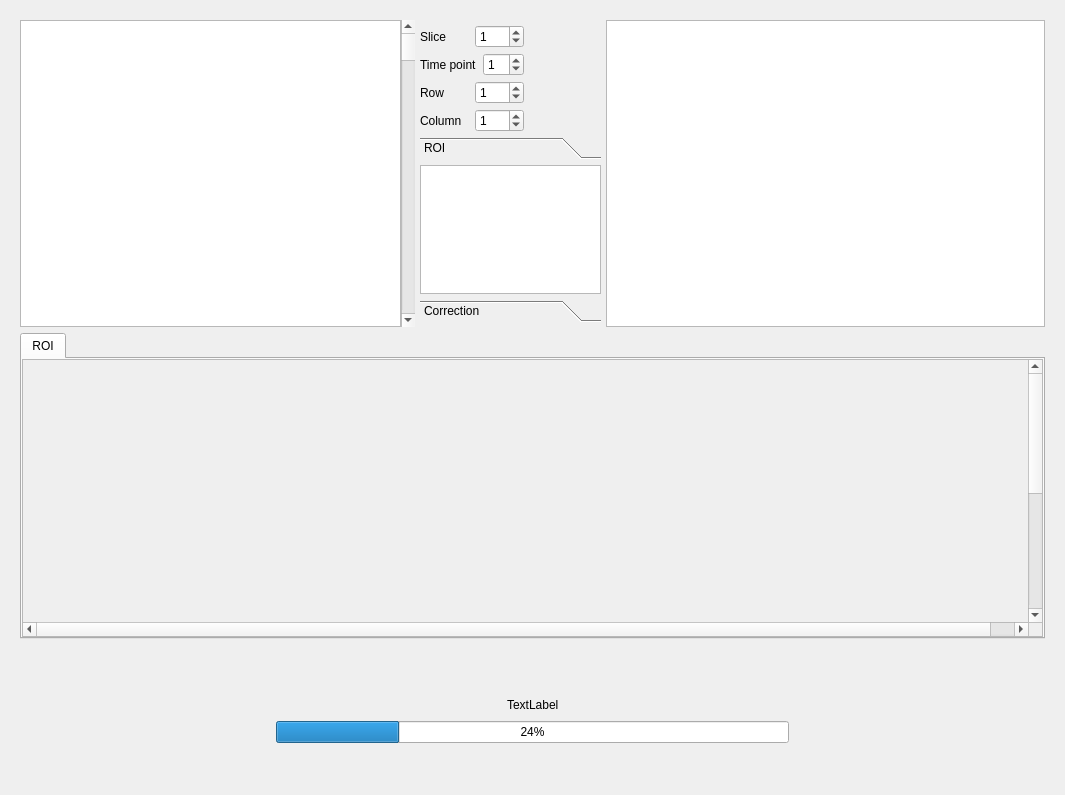
Qt form UI/Widget_DSC.ui (BennyZhang-Codes/PerfusionToolkitForRodent) before a commit.
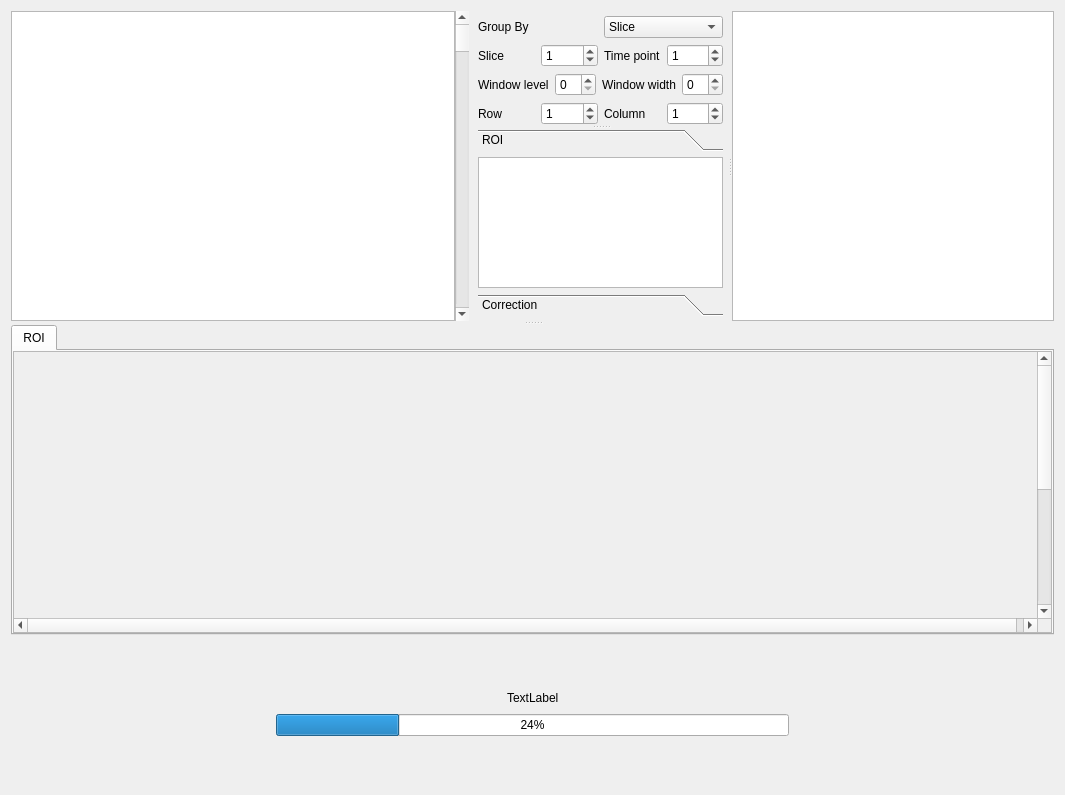
The same form after that commit. The open tabs and pages were chosen to show the change. Custom widgets are drawn as their Qt base class.

The edit to the form file:
```diff
--- a/UI/Widget_DSC.ui
+++ b/UI/Widget_DSC.ui
@@ -16,10 +16,29 @@
   <layout class="QVBoxLayout" name="verticalLayout_5">
    <item>
     <widget class="QWidget" name="widget_center" native="true">
-     <layout class="QVBoxLayout" name="verticalLayout" stretch="1,1">
+     <layout class="QVBoxLayout" name="verticalLayout">
+      <property name="spacing">
+       <number>0</number>
+      </property>
+      <property name="leftMargin">
+       <number>0</number>
+      </property>
+      <property name="topMargin">
+       <number>0</number>
+      </property>
+      <property name="rightMargin">
+       <number>0</number>
+      </property>
+      <property name="bottomMargin">
+       <number>0</number>
+      </property>
       <item>
+       <widget class="QSplitter" name="splitter_3">
+        <property name="orientation">
+         <enum>Qt::Vertical</enum>
+        </property>
        <widget class="QWidget" name="widget" native="true">
-        <layout class="QHBoxLayout" name="horizontalLayout_5" stretch="4,3">
+         <layout class="QVBoxLayout" name="verticalLayout_8">
          <property name="spacing">
           <number>0</number>
          </property>
@@ -36,6 +55,11 @@
           <number>0</number>
          </property>
          <item>
+           <widget class="QSplitter" name="splitter_2">
+            <property name="orientation">
+             <enum>Qt::Horizontal</enum>
+            </property>
+            <widget class="QWidget" name="">
           <layout class="QHBoxLayout" name="horizontalLayout_3" stretch="10,0,5">
            <property name="spacing">
             <number>0</number>
@@ -52,13 +76,10 @@
            </item>
            <item>
             <widget class="QWidget" name="widget_tools" native="true">
-             <layout class="QVBoxLayout" name="verticalLayout_7" stretch="0,0">
+                <layout class="QVBoxLayout" name="verticalLayout_7">
               <property name="spacing">
                <number>5</number>
               </property>
-              <property name="leftMargin">
-               <number>5</number>
-              </property>
               <property name="topMargin">
                <number>5</number>
               </property>
@@ -69,10 +90,45 @@
                <number>5</number>
               </property>
               <item>
-               <layout class="QHBoxLayout" name="horizontalLayout_8">
+                  <widget class="QSplitter" name="splitter">
+                   <property name="orientation">
+                    <enum>Qt::Vertical</enum>
+                   </property>
+                   <property name="childrenCollapsible">
+                    <bool>false</bool>
+                   </property>
+                   <widget class="QWidget" name="">
+                    <layout class="QHBoxLayout" name="horizontalLayout_18">
                 <item>
                  <layout class="QVBoxLayout" name="verticalLayout_2">
                   <item>
+                        <layout class="QHBoxLayout" name="horizontalLayout_8">
+                         <item>
+                          <widget class="QLabel" name="label_5">
+                           <property name="text">
+                            <string>Group By</string>
+                           </property>
+                          </widget>
+                         </item>
+                         <item>
+                          <widget class="QComboBox" name="comboBox">
+                           <item>
+                            <property name="text">
+                             <string>Slice</string>
+                            </property>
+                           </item>
+                           <item>
+                            <property name="text">
+                             <string>Time point</string>
+                            </property>
+                           </item>
+                          </widget>
+                         </item>
+                        </layout>
+                       </item>
+                       <item>
+                        <layout class="QHBoxLayout" name="horizontalLayout_15">
+                         <item>
                    <layout class="QHBoxLayout" name="horizontalLayout_2">
                     <item>
                      <widget class="QLabel" name="label">
@@ -111,6 +167,42 @@
                     </item>
                    </layout>
                   </item>
+                        </layout>
+                       </item>
+                       <item>
+                        <layout class="QHBoxLayout" name="horizontalLayout_16">
+                         <item>
+                          <layout class="QHBoxLayout" name="horizontalLayout_13">
+                           <item>
+                            <widget class="QLabel" name="label_6">
+                             <property name="text">
+                              <string>Window level</string>
+                             </property>
+                            </widget>
+                           </item>
+                           <item>
+                            <widget class="QSpinBox" name="spinBox"/>
+                           </item>
+                          </layout>
+                         </item>
+                         <item>
+                          <layout class="QHBoxLayout" name="horizontalLayout_14">
+                           <item>
+                            <widget class="QLabel" name="label_7">
+                             <property name="text">
+                              <string>Window width</string>
+                             </property>
+                            </widget>
+                           </item>
+                           <item>
+                            <widget class="QSpinBox" name="spinBox_2"/>
+                           </item>
+                          </layout>
+                         </item>
+                        </layout>
+                       </item>
+                       <item>
+                        <layout class="QHBoxLayout" name="horizontalLayout_17">
                   <item>
                    <layout class="QHBoxLayout" name="horizontalLayout_6">
                     <item>
@@ -161,6 +253,8 @@
                   </item>
                  </layout>
                 </item>
+                      </layout>
+                     </item>
                 <item>
                  <spacer name="horizontalSpacer">
                   <property name="orientation">
@@ -175,19 +269,18 @@
                  </spacer>
                 </item>
                </layout>
-              </item>
-              <item>
+                   </widget>
                <widget class="QToolBox" name="toolBox">
                 <property name="currentIndex">
-                 <number>1</number>
+                     <number>0</number>
                 </property>
                 <widget class="QWidget" name="page">
                  <property name="geometry">
                   <rect>
                    <x>0</x>
                    <y>0</y>
-                   <width>180</width>
-                   <height>106</height>
+                       <width>265</width>
+                       <height>123</height>
                   </rect>
                  </property>
                  <attribute name="label">
@@ -219,8 +312,8 @@
                   <rect>
                    <x>0</x>
                    <y>0</y>
-                   <width>180</width>
-                   <height>91</height>
+                       <width>265</width>
+                       <height>123</height>
                   </rect>
                  </property>
                  <attribute name="label">
@@ -241,13 +334,13 @@
                  </widget>
                 </widget>
                </widget>
+                  </widget>
               </item>
              </layout>
             </widget>
            </item>
           </layout>
-         </item>
-         <item>
+            </widget>
           <widget class="QWidget" name="widget_chart" native="true">
            <layout class="QVBoxLayout" name="verticalLayout_3">
             <property name="spacing">
@@ -270,11 +363,10 @@
             </item>
            </layout>
           </widget>
+           </widget>
          </item>
         </layout>
        </widget>
-      </item>
-      <item>
        <widget class="QTabWidget" name="tabWidget">
         <property name="minimumSize">
          <size>
@@ -399,6 +491,7 @@
            </widget>
           </item>
          </layout>
+         </widget>
         </widget>
        </widget>
       </item>
```
Lines whose indentation alone changed are shown as unchanged.
